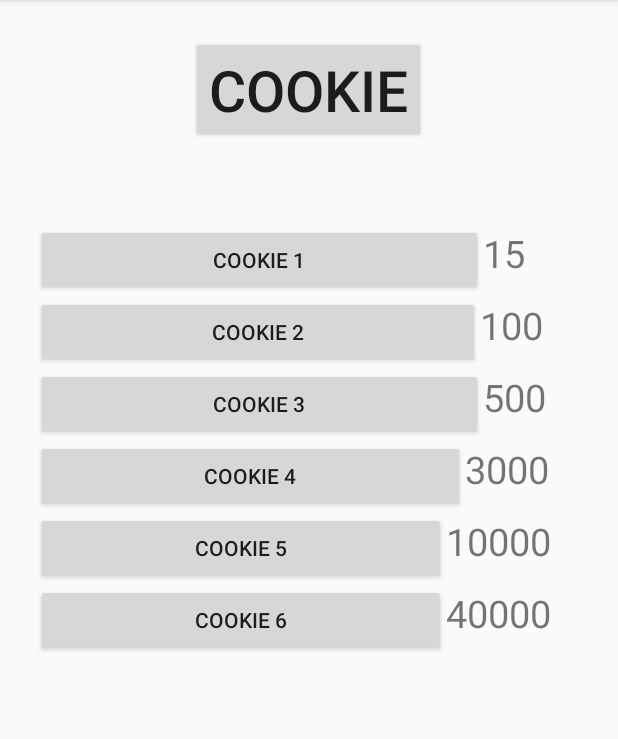
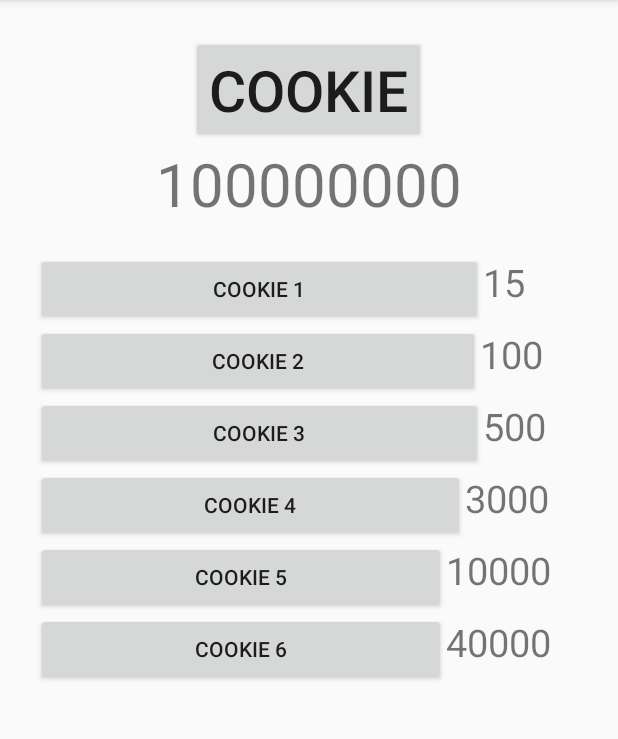
Before and after one commit to Ecleptic/Cookie-Clicker, an Android app: the screen it shows after launch (MainActivity), on a phone screen of 412 x 824 dp, the part 84-823 px from its top. Run offline under Robolectric (Android 15) with nearby library versions, the phone set to English and light mode, and no system bars; 1 statement that could not run was skipped.

```diff
--- a/app/src/main/java/com/example/cameron/cookieclicker/Bank.java
+++ b/app/src/main/java/com/example/cameron/cookieclicker/Bank.java
@@ -9,29 +9,20 @@ import java.util.ArrayList;
  */
 public class Bank {
     private static final String TAG = "Bank";
-//    private ArrayList<Double> mTransactions;
-    int mBankBalance = 0;
+    int mBankBalance = 100000000;
 
-    public void withdraw(double amount) {
-//        mTransactions.add(-amount);
+    public void purchase(int amount) {
         mBankBalance -= amount;
         if (getBalance() < 0) {
-//            if empty, we have to cancel the current click. But that should be done on the clicking side.
             Log.d(TAG, "Overdrafting from Cookie Bank");
         }
     }
 
-    public void deposit(double amount) {
-//        mTransactions.add(amount);
+    public void deposit(int amount) {
         mBankBalance += amount;
     }
 
-    public double getBalance() {
-//        double total = 0;
-//        for (int i = 0; i < mTransactions.size(); i++) {
-//            total += mTransactions.get(i);
-//        }
-
+    public int getBalance() {
         int total = mBankBalance;
         return total;
     }
--- a/app/src/main/java/com/example/cameron/cookieclicker/MainActivity.java
+++ b/app/src/main/java/com/example/cameron/cookieclicker/MainActivity.java
@@ -1,5 +1,6 @@
 package com.example.cameron.cookieclicker;
 
+import android.os.Handler;
 import android.support.v7.app.ActionBarActivity;
 import android.os.Bundle;
 import android.util.Log;
@@ -12,6 +13,7 @@ import android.widget.TextView;
 
 public class MainActivity extends ActionBarActivity {
     private static final String TAG = "MainActivity";
+
     private int cookie0_amount = 1;
     private int cookie1_amount = -15;
     private int cookie2_amount = -100;
@@ -19,6 +21,8 @@ public class MainActivity extends ActionBarActivity {
     private int cookie4_amount = -3000;
     private int cookie5_amount = -10000;
     private int cookie6_amount = -40000;
+    private long CPS = 0;
+
 
     Button mCookie0;
     Button mCookie1;
@@ -30,6 +34,7 @@ public class MainActivity extends ActionBarActivity {
     Button mCookie7;
 
     TextView mBankDisplay;
+    TextView mCPS;
     TextView mCookie1Price;
     TextView mCookie2Price;
     TextView mCookie3Price;
@@ -38,10 +43,11 @@ public class MainActivity extends ActionBarActivity {
     TextView mCookie6Price;
 
     Bank mBank;
-//    Building mBuilding;
-
 
     public Building[] mBuildings;
+
+    private Handler mHandler = new Handler();
+    private boolean wasRun = true;
 
     @Override
     protected void onCreate(Bundle savedInstanceState) {
@@ -49,7 +55,6 @@ public class MainActivity extends ActionBarActivity {
         setContentView(R.layout.activity_main);
 
         mBank = new Bank();
-
 
 
         mCookie0 = (Button) findViewById(R.id.cookie0);
@@ -62,6 +67,7 @@ public class MainActivity extends ActionBarActivity {
         mCookie6 = (Button) findViewById(R.id.cookie6);
 
         mBankDisplay = (TextView) findViewById(R.id.bankdisplay);
+        mCPS = (TextView) findViewById(R.id.cps);
         mCookie1Price = (TextView) findViewById(R.id.cookie1_price);
         mCookie2Price = (TextView) findViewById(R.id.cookie2_price);
         mCookie3Price = (TextView) findViewById(R.id.cookie3_price);
@@ -78,11 +84,28 @@ public class MainActivity extends ActionBarActivity {
         mBuildings[5] = new Building();
 
 
+        mBankDisplay.setText("" + mBank.getBalance());
+
+
+        mHandler.postDelayed(new Runnable() {
+            @Override
+            public void run() {
+                if (wasRun) {
+                    mCPS.setText("" +CPS);
+                    //whatever you want to do if run
+                    //you can add you want to increase variable here
+                }
+                mHandler.postDelayed(this, 1000);
+            }
+        }1000); // 1 seconds
+
+
         mCookie0.setOnClickListener(new View.OnClickListener() {
             @Override
             public void onClick(View view) {
                 mBank.deposit(cookie0_amount);
                 mBankDisplay.setText("" + mBank.getBalance());
+
             }
         });
 
@@ -92,7 +115,9 @@ public class MainActivity extends ActionBarActivity {
                 if ((mBank.mBankBalance + cookie1_amount) >= 0) {
                     mBank.deposit(cookie1_amount);
                     mBuildings[0].addC1Building(1);
-                    Log.d(TAG, "mC1Number is: " + mBuildings[0].numberOfC1Buildings());
+                    CPS += 1;
+                    Log.d(TAG, "CPS = " + CPS);
+//                    Log.d(TAG, "mC1Number is: " + mBuildings[0].numberOfC1Buildings());
                     mBankDisplay.setText("" + mBank.getBalance());
                 }
             }
@@ -103,6 +128,8 @@ public class MainActivity extends ActionBarActivity {
             public void onClick(View view) {
                 if ((mBank.mBankBalance + cookie2_amount) >= 0) {
                     mBank.deposit(cookie2_amount);
+                    mBuildings[1].addC2Building(1);
+//                    Log.d(TAG, "mC2Number is: " + mBuildings[1].numberOfC2Buildings());
                     mBankDisplay.setText("" + mBank.getBalance());
                 }
             }
@@ -113,6 +140,8 @@ public class MainActivity extends ActionBarActivity {
             public void onClick(View view) {
                 if ((mBank.mBankBalance + cookie3_amount) >= 0) {
                     mBank.deposit(cookie3_amount);
+                    mBuildings[2].addC3Building(1);
+//                    Log.d(TAG, "mC3Number is: " + mBuildings[2].numberOfC3Buildings());
                     mBankDisplay.setText("" + mBank.getBalance());
                 }
             }
@@ -123,6 +152,8 @@ public class MainActivity extends ActionBarActivity {
             public void onClick(View view) {
                 if ((mBank.mBankBalance + cookie4_amount) >= 0) {
                     mBank.deposit(cookie4_amount);
+                    mBuildings[3].addC4Building(1);
+//                    Log.d(TAG, "mC4Number is: " + mBuildings[3].numberOfC4Buildings());
                     mBankDisplay.setText("" + mBank.getBalance());
                 }
             }
@@ -133,6 +164,8 @@ public class MainActivity extends ActionBarActivity {
             public void onClick(View view) {
                 if ((mBank.mBankBalance + cookie5_amount) >= 0) {
                     mBank.deposit(cookie5_amount);
+                    mBuildings[4].addC5Building(1);
+//                    Log.d(TAG, "mC5Number is: " + mBuildings[4].numberOfC5Buildings());
                     mBankDisplay.setText("" + mBank.getBalance());
                 }
             }
@@ -141,18 +174,16 @@ public class MainActivity extends ActionBarActivity {
         mCookie6.setOnClickListener(new View.OnClickListener() {
             @Override
             public void onClick(View view) {
-//                Log.d(TAG, "bank balance + cookie amount... " + (mBank.mBankBalance + cookie6_amount));
                 if ((mBank.mBankBalance + cookie6_amount) >= 0) {
                     mBank.deposit(cookie6_amount);
+                    mBuildings[5].addC6Building(1);
+//                    Log.d(TAG, "mC6Number is: " + mBuildings[5].numberOfC6Buildings());
                     mBankDisplay.setText("" + mBank.getBalance());
-//                    Log.d(TAG, "bank Balance after setting text is " + mBank.mBankBalance);
 
                 } else {
-//                    Log.d(TAG, "bank Balance is " + mBank.mBankBalance);
                 }
             }
         });
-
 
     }
 
--- a/app/src/main/res/layout/activity_main.xml
+++ b/app/src/main/res/layout/activity_main.xml
@@ -20,6 +20,12 @@
         android:layout_height="wrap_content"
         android:text="@string/blank_string"
         android:textSize="40sp"/>
+    <TextView
+        android:id="@+id/cps"
+        android:layout_width="wrap_content"
+        android:layout_height="wrap_content"
+        android:text="@string/blank_string"
+        />
 
 
     <LinearLayout
```
